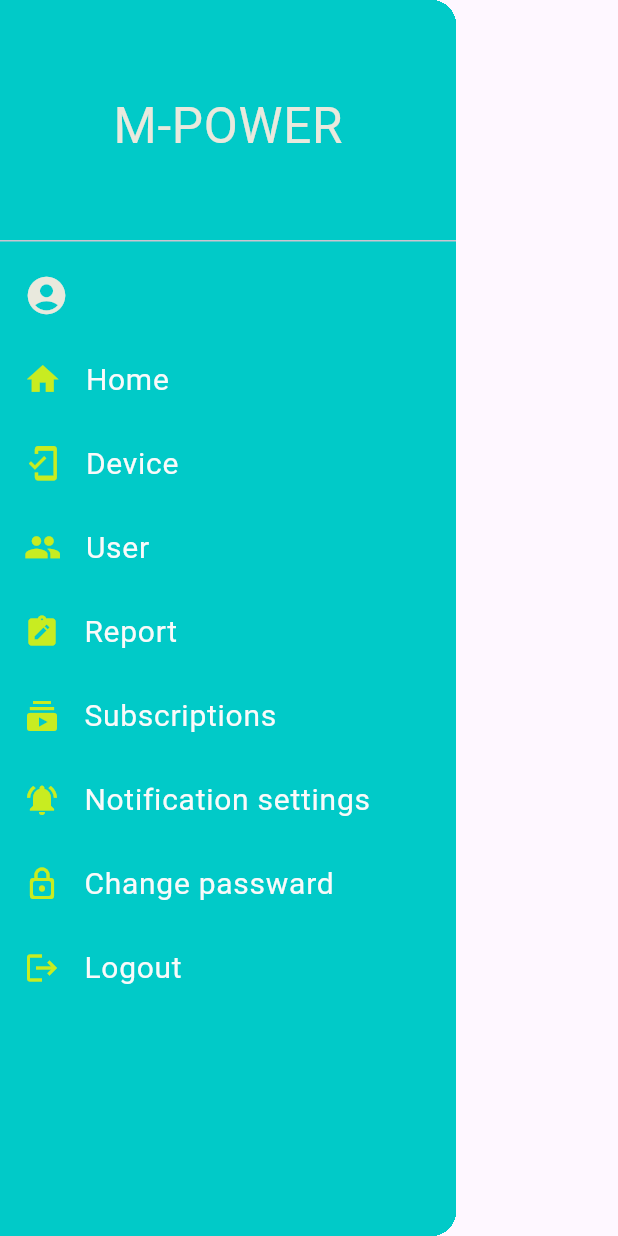
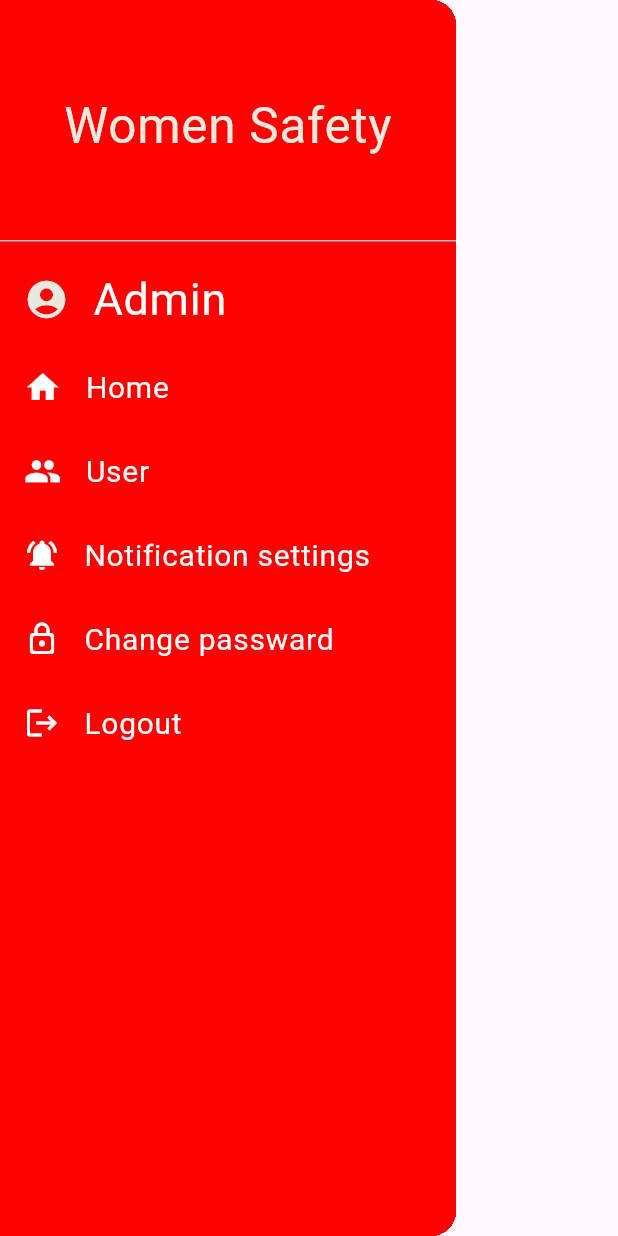
Before and after one commit to Muthuraja997/SIH_Women_Safety, a Flutter app: what main_drawer() shows on an empty page, opened directly, on a phone screen of 412 x 824 dp. Run offline on Flutter 3.47's test engine with Material 3 defaults, Android fonts, the phone set to English and light mode, and no system bars; generated files the repository leaves out were written again.

Commit message:
drawer file created

```diff
--- a/lib/drawer.dart
+++ b/lib/drawer.dart
@@ -1,16 +1,16 @@
+// ignore_for_file: non_constant_identifier_names
+
 import 'package:flutter/material.dart';
-
-// ignore: non_constant_identifier_names
 Drawer main_drawer() {
   return Drawer(
       child: Container(
-    color: const Color.fromARGB(255, 1, 202, 200),
+    color: const Color.fromARGB(255, 252, 2, 2),
     child: ListView(
       children: const <Widget>[
         DrawerHeader(
           child: Center(
             child: Text(
-              'M-POWER',
+              'Women Safety',
               style: TextStyle(
                 fontSize: 33,
                 color: Color.fromARGB(255, 233, 233, 221),
@@ -24,37 +24,28 @@ Drawer main_drawer() {
             size: 30,
             color: Color.fromARGB(255, 233, 233, 221),
           ),
+          title: Text("Admin",style: TextStyle(color: Colors.white,fontSize: 30),),
         ),
         ListTile(
           leading: Icon(
             Icons.home,
             size: 25,
-            color: Color.fromARGB(255, 200, 236, 33),
+            color: Colors.white,
+
           ),
           title: Text(
             'Home',
             style: TextStyle(
                 fontSize: 20, color: Color.fromARGB(255, 250, 250, 250)),
+
           ),
-        ),
-        ListTile(
-          leading: Icon(
-            Icons.mobile_friendly,
-            size: 25,
-            color: Color.fromARGB(255, 200, 236, 33),
-          ),
-          title: Text(
-            'Device',
-            style: TextStyle(
-                fontSize: 20, color: Color.fromARGB(255, 250, 250, 250)),
-          ),
-          hoverColor: Color.fromARGB(255, 234, 241, 241),
+
         ),
         ListTile(
           leading: Icon(
             Icons.people,
             size: 25,
-            color: Color.fromARGB(255, 200, 236, 33),
+            color: Colors.white,
           ),
           title: Text(
             'User',
@@ -64,30 +55,8 @@ Drawer main_drawer() {
         ),
         ListTile(
           leading: Icon(
-            Icons.note_alt,
-            color: Color.fromARGB(255, 200, 236, 33),
-          ),
-          title: Text(
-            'Report',
-            style: TextStyle(
-                fontSize: 20, color: Color.fromARGB(255, 250, 250, 250)),
-          ),
-        ),
-        ListTile(
-          leading: Icon(
-            Icons.subscriptions,
-            color: Color.fromARGB(255, 200, 236, 33),
-          ),
-          title: Text(
-            'Subscriptions',
-            style: TextStyle(
-                fontSize: 20, color: Color.fromARGB(255, 250, 250, 250)),
-          ),
-        ),
-        ListTile(
-          leading: Icon(
             Icons.notifications_active,
-            color: Color.fromARGB(255, 200, 236, 33),
+            color: Colors.white,
           ),
           title: Text(
             'Notification settings',
@@ -98,7 +67,7 @@ Drawer main_drawer() {
         ListTile(
           leading: Icon(
             Icons.lock_outline_rounded,
-            color: Color.fromARGB(255, 200, 236, 33),
+            color: Colors.white,
           ),
           title: Text(
             'Change passward',
@@ -109,7 +78,7 @@ Drawer main_drawer() {
         ListTile(
           leading: Icon(
             Icons.logout,
-            color: Color.fromARGB(255, 200, 236, 33),
+            color: Colors.white,
           ),
           title: Text(
             'Logout',
--- a/lib/main.dart
+++ b/lib/main.dart
@@ -1,5 +1,5 @@
 import 'package:flutter/material.dart';
-import 'drawer.dart';
+import 'package:sih_women_safety/drawer.dart';
 // import 'src/app.dart';
 // import 'src/settings/settings_controller.dart';
 // import 'src/settings/settings_service.dart';
@@ -27,7 +27,8 @@ class MyApp extends StatelessWidget {
       debugShowCheckedModeBanner: false,
         home: Scaffold(
           appBar: AppBar(
-            backgroundColor: Colors.red,
+            iconTheme: const IconThemeData(color: Colors.white),
+            backgroundColor: const Color.fromARGB(255, 252, 2, 2),
             title: const Text("Women Safety",style: TextStyle(color: Colors.white,fontSize: 30),),
             actions: [
               //const Icon(Icons.search,size: 30,color: Colors.white,),
@@ -35,7 +36,7 @@ class MyApp extends StatelessWidget {
             ],
 
           ),
-          drawer: const Drawer(),
+          drawer:  main_drawer(),
         ),
     );
   }
```
